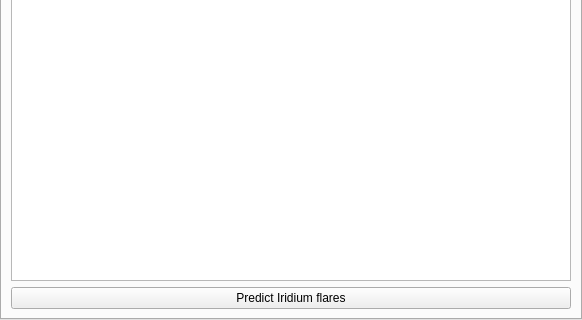
Qt form plugins/Satellites/src/gui/satellitesDialog.ui (519984307/stellarium_src) before a commit; both pictures show x 0 to 582 and y 185 to 505 of the 582 by 505 pixel window.
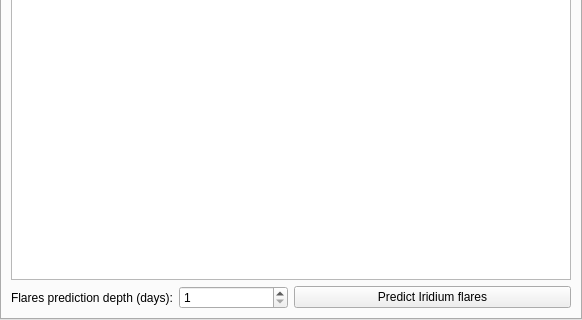
The same form after that commit. The open tabs and pages were chosen to show the change. Custom widgets are drawn as their Qt base class.

Commit message: Added option to change the prediction depth of Iridium flares

The edit to the form file:
```diff
--- a/plugins/Satellites/src/gui/satellitesDialog.ui
+++ b/plugins/Satellites/src/gui/satellitesDialog.ui
@@ -897,11 +897,39 @@
         </widget>
        </item>
        <item row="1" column="0">
+        <layout class="QHBoxLayout" name="horizontalLayout_3">
+         <item>
+          <layout class="QHBoxLayout" name="horizontalLayout_6">
+           <item>
+            <widget class="QLabel" name="labelFlaresPredictionDepth">
+             <property name="text">
+              <string>Flares prediction depth (days):</string>
+             </property>
+            </widget>
+           </item>
+           <item>
+            <widget class="QSpinBox" name="flaresPredictionDepthSpinBox">
+             <property name="minimum">
+              <number>1</number>
+             </property>
+             <property name="maximum">
+              <number>14</number>
+             </property>
+             <property name="value">
+              <number>1</number>
+             </property>
+            </widget>
+           </item>
+          </layout>
+         </item>
+         <item>
         <widget class="QPushButton" name="pushButtonPredictIridiumFlares">
          <property name="text">
           <string>Predict Iridium flares</string>
          </property>
         </widget>
+         </item>
+        </layout>
        </item>
       </layout>
      </widget>
```
Left out of the diff: 3 changed lines with no effect on the pictures. Lines whose indentation alone changed are shown as unchanged. The commit also changes 3 other files.
